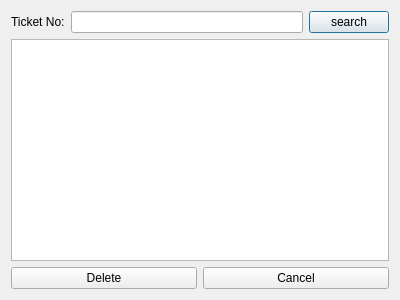
This is MyProj/deleteticket.ui in shahabbadihi/airport_managementt as Qt 5 draws it before an edit. The edited form follows.
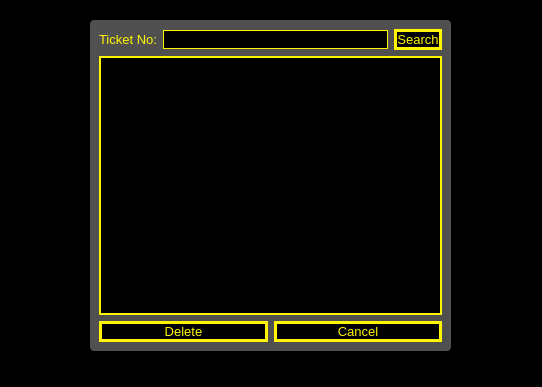
This is the edited form.

Diff of the .ui file:
```diff
--- a/MyProj/deleteticket.ui
+++ b/MyProj/deleteticket.ui
@@ -6,14 +6,103 @@
    <rect>
     <x>0</x>
     <y>0</y>
-    <width>400</width>
-    <height>300</height>
+    <width>542</width>
+    <height>387</height>
    </rect>
   </property>
   <property name="windowTitle">
    <string>Dialog</string>
   </property>
-  <layout class="QVBoxLayout" name="verticalLayout_3">
+  <property name="styleSheet">
+   <string notr="true">* {
+	font-size: 10pt;
+}
+
+QDialog {
+	
+	background-color: rgb(0, 0, 0);
+}
+
+QLineEdit {
+	background-color: rgb(0, 0, 0);
+	color: rgb(255, 246, 0);
+	border: 1px solid #fff600;
+}
+
+QPushButton {
+	background-color: rgb(0, 0, 0);
+	color: rgb(255, 246, 0);
+	border: 3px solid #fff600;
+}
+
+QPushButton:hover {
+	background-color: #fff600;
+	color: black;
+}
+
+QListView {
+    background-color: black;
+	border: 2px solid #fff600; 
+}
+
+QListView {
+    show-decoration-selected: 1; /* make the selection span the entire width of the view */
+}
+
+QListView::item {
+	color: #fff600;
+	border-bottom: 1px solid #fff600;
+}
+
+QListView::item:alternate {
+    background: #EEEEEE;
+}
+
+QListView::item:selected {
+    border: 1px solid #fff600;
+}
+
+QListView::item:selected:!active {
+    background: qlineargradient(x1: 0, y1: 0, x2: 0, y2: 1,
+                                stop: 0 #ABAFE5, stop: 1 #8588B2);
+}
+
+QListView::item:selected:active {
+    background: #fff600;
+	color: black;
+}
+
+QListView::item:hover {
+    background: qlineargradient(spread:pad, x1:0, y1:0, x2:1, y2:1, stop:0.181818 rgba(255, 255, 0, 255), stop:0.857955 rgba(0, 0, 0, 255));
+	color: black;
+}
+
+#frame {
+	
+	background-color: rgb(255, 255, 255, 80);
+	border-radius: 4px;
+}
+
+QLabel {
+	color: rgb(255, 246, 0);
+}</string>
+  </property>
+  <widget class="QFrame" name="frame">
+   <property name="geometry">
+    <rect>
+     <x>90</x>
+     <y>20</y>
+     <width>361</width>
+     <height>331</height>
+    </rect>
+   </property>
+   <property name="frameShape">
+    <enum>QFrame::StyledPanel</enum>
+   </property>
+   <property name="frameShadow">
+    <enum>QFrame::Raised</enum>
+   </property>
+   <layout class="QVBoxLayout" name="verticalLayout_4">
    <item>
     <layout class="QVBoxLayout" name="verticalLayout_2">
      <item>
@@ -37,7 +126,7 @@
          <item>
           <widget class="QPushButton" name="serachButton">
            <property name="text">
-            <string>search</string>
+             <string>Search</string>
            </property>
           </widget>
          </item>
@@ -69,6 +158,7 @@
     </layout>
    </item>
   </layout>
+  </widget>
  </widget>
  <resources/>
  <connections/>
```
Lines whose indentation alone changed are shown as unchanged.
